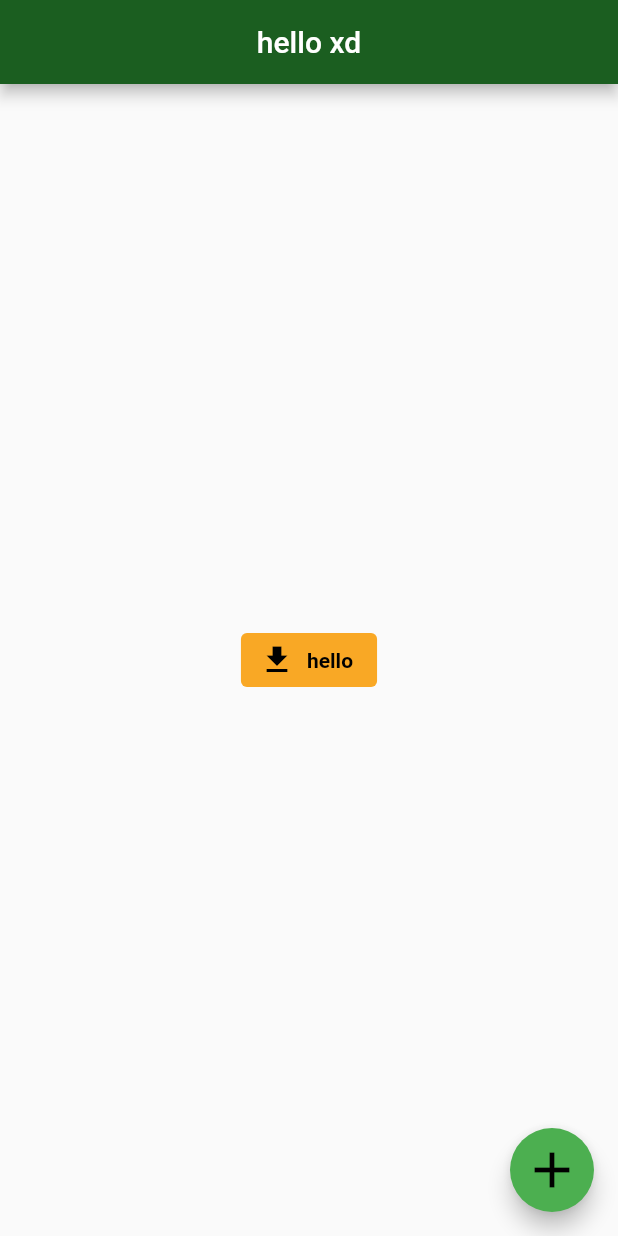
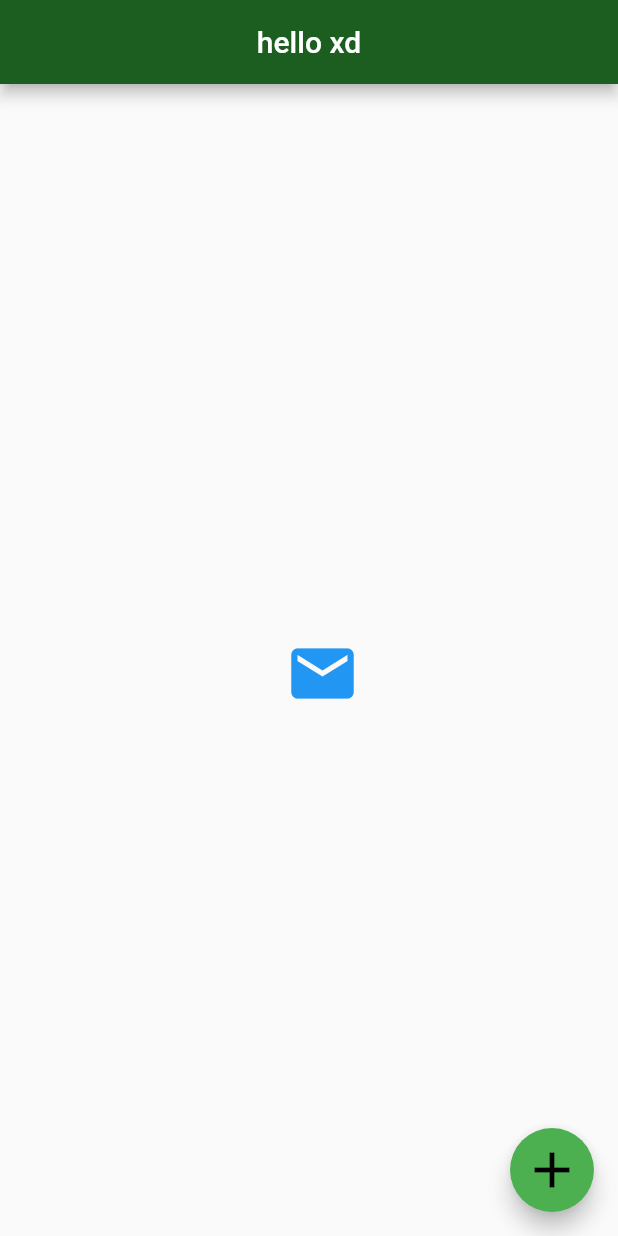
Before and after one commit to animeshxd/learning-flutter, a Flutter app: the screen it shows after launch, on a phone screen of 412 x 824 dp. Run offline on Flutter 3.47's test engine with Material 2 defaults, Android fonts, the phone set to English and light mode, and no system bars.

Commit message:
IconButton

```diff
--- a/lib/main.dart
+++ b/lib/main.dart
@@ -21,7 +21,7 @@ class App extends StatelessWidget {
         centerTitle: true,
         backgroundColor: Colors.green[900],
       ),
-      body:  Center(
+      body:  const Center(
         /*child:  Image(
           // image: NetworkImage("https://images.pexels.com/photos/1535162/pexels-photo-1535162.jpeg?auto=compress&cs=tinysrgb&dpr=2&h=650&w=940", scale: 1))
           //image: AssetImage("assets/pexels-photo-1535162.jpeg"))
@@ -48,6 +48,8 @@ class App extends StatelessWidget {
             ),
           ),*/
 
+
+        /*
           child: ElevatedButton.icon(
             onPressed: null,
             icon: const Icon(
@@ -67,6 +69,16 @@ class App extends StatelessWidget {
               backgroundColor: MaterialStateProperty.all<Color>((Colors.yellow[800])!)
             ),
             ),
+            */
+
+            child: IconButton(
+              onPressed: null,
+              icon: Icon(
+                Icons.mail,
+                size: 50,
+                color: Colors.blue,
+                ),
+              ),
 
       ),
       floatingActionButton: const FloatingActionButton(
```
